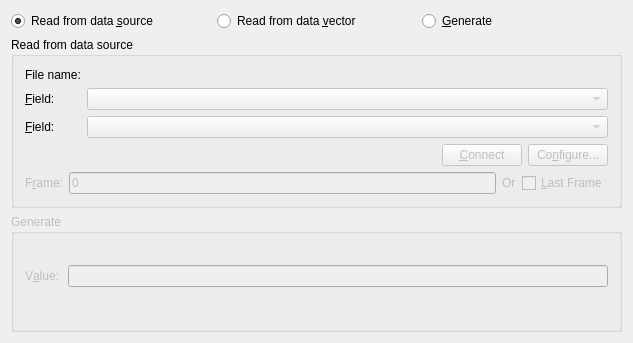
First picture: the form in src/libkstapp/scalartab.ui, repository Kst-plot/kst, before the edit.
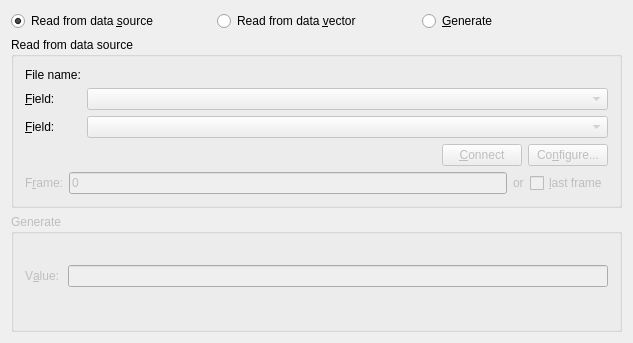
Second picture: the form after the edit. Custom widgets are drawn as their Qt base class.

What changed in the file:
```diff
--- a/src/libkstapp/scalartab.ui
+++ b/src/libkstapp/scalartab.ui
@@ -211,8 +211,8 @@
           <property name="enabled" >
            <bool>false</bool>
           </property>
-          <property name="text" >
-           <string>Or</string>
+          <property name="text">
+           <string>or</string>
           </property>
           <property name="wordWrap" >
            <bool>false</bool>
@@ -227,8 +227,8 @@
           <property name="whatsThis" >
            <string>Select this to read data from the end of the file.  This is useful for scrolling displays when the file is being appended by another application.</string>
           </property>
-          <property name="text" >
-           <string>&amp;Last Frame</string>
+          <property name="text">
+           <string>&amp;last frame</string>
           </property>
          </widget>
         </item>
@@ -293,18 +293,18 @@
    </item>
   </layout>
  </widget>
- <layoutdefault spacing="6" margin="11" />
+ <layoutdefault spacing="6" margin="11"/>
  <customwidgets>
-  <customwidget>
-   <class>Kst::DataSourceSelector</class>
-   <extends>QWidget</extends>
-   <header>datasourceselector.h</header>
-  </customwidget>
   <customwidget>
    <class>Kst::ComboBox</class>
    <extends>QComboBox</extends>
    <header>combobox.h</header>
   </customwidget>
+  <customwidget>
+   <class>Kst::DataSourceSelector</class>
+   <extends>QWidget</extends>
+   <header>datasourceselector.h</header>
+  </customwidget>
  </customwidgets>
  <resources/>
  <connections/>
```
Left out of the diff: 203 changed lines with no effect on the pictures.
